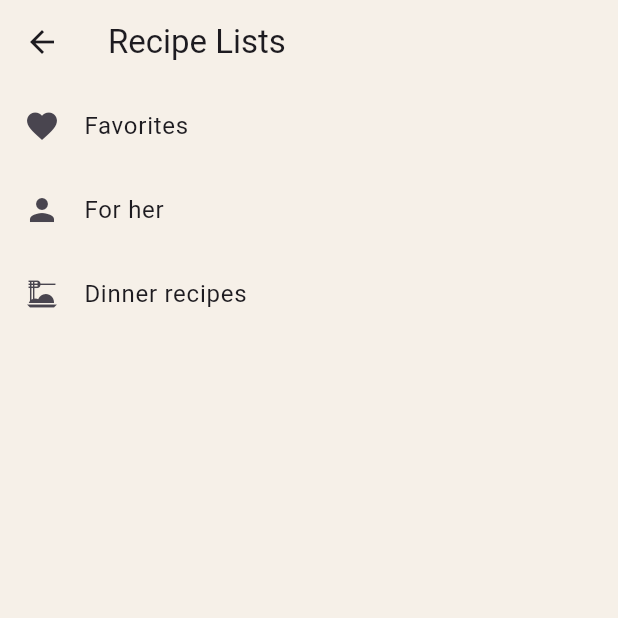
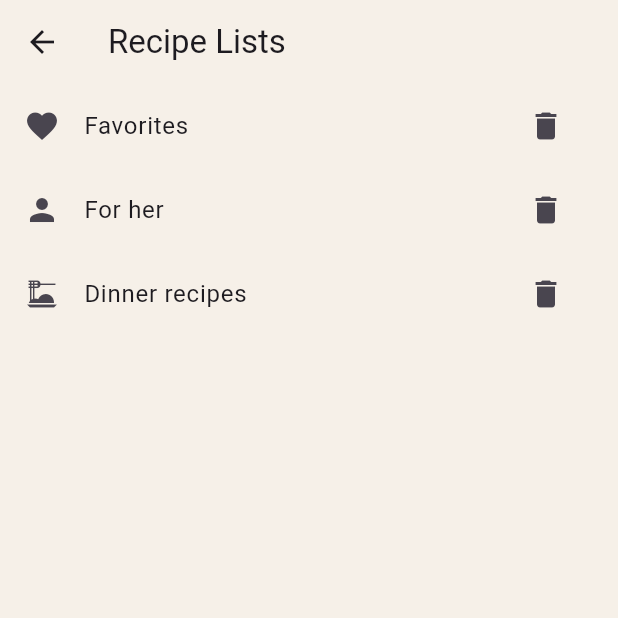
Before and after one commit to GoncaloGingeira/Feast, a Flutter app: the ListsPage screen opened directly, on a phone screen of 412 x 824 dp, the top half of it. Run offline on Flutter 3.47's test engine with Material 2 defaults, Android fonts, the phone set to English and light mode, and no system bars; our stand-ins replace flutter_boxicons, image_picker, numberpicker; Roboto replaces fonts that are missing (CustomFont1).

Commit message:
add remove list button

```diff
--- /dev/null
+++ b/assets/recipes/lists.json
@@ -0,0 +1 @@
+["Favorites", "For her", "Dinner recipes"]
--- a/lib/lists_page.dart
+++ b/lib/lists_page.dart
@@ -4,13 +4,7 @@ import 'package:feast/recipe.dart';
 import 'dart:convert';
 
 class ListsPage extends StatelessWidget {
-  final List<String> predefinedLists = [
-    "Favorites",
-    "For her",
-    "Dinner recipes"
-  ];
-
-  ListsPage({super.key});
+  const ListsPage({super.key});
 
   @override
   Widget build(BuildContext context) {
@@ -18,12 +12,21 @@ class ListsPage extends StatelessWidget {
       appBar: AppBar(
         title: const Text("Recipe Lists"),
       ),
-      body: ListView.builder(
-        itemCount: predefinedLists.length,
+      body: FutureBuilder<List<String>>(
+        future: loadLists(),
+        builder: (context, snapshot) {
+          if (snapshot.connectionState == ConnectionState.waiting) {
+            return const CircularProgressIndicator();
+          } else if (snapshot.hasError) {
+            return Text('Error: ${snapshot.error}');
+          } else {
+            List<String> lists = snapshot.data!;
+            return ListView.builder(
+              itemCount: lists.length,
               itemBuilder: (context, index) {
-          String list = predefinedLists[index];
+                String list = lists[index];
+                IconData icon = Icons.list;
 
-          IconData icon = Icons.list;
                 if (list == "Favorites") {
                   icon = Icons.favorite;
                 } else if (list == "For her") {
@@ -43,8 +46,31 @@ class ListsPage extends StatelessWidget {
                       ),
                     );
                   },
+                  trailing: IconButton(
+                    icon: const Icon(Icons.delete),
+                    onPressed: () {
+                      removeList(context, list);
+                    },
+                  ),
                 );
               },
+            );
+          }
+        },
+      ),
+    );
+  }
+
+  Future<List<String>> loadLists() async {
+    String listsJson = await rootBundle.loadString('assets/recipes/lists.json');
+    List<String> lists = List<String>.from(json.decode(listsJson));
+    return lists;
+  }
+
+  void removeList(BuildContext context, String list) {
+    ScaffoldMessenger.of(context).showSnackBar(
+      SnackBar(
+        content: Text('$list removed'),
       ),
     );
   }
@@ -61,7 +87,7 @@ class RecipesInListPage extends StatelessWidget {
       future: loadRecipes(),
       builder: (context, snapshot) {
         if (snapshot.connectionState == ConnectionState.waiting) {
-          return const CircularProgressIndicator(); // Replace with your loading indicator
+          return const CircularProgressIndicator();
         } else if (snapshot.hasError) {
           return Text('Error: ${snapshot.error}');
         } else {
```
Lines whose indentation alone changed are shown as unchanged.
